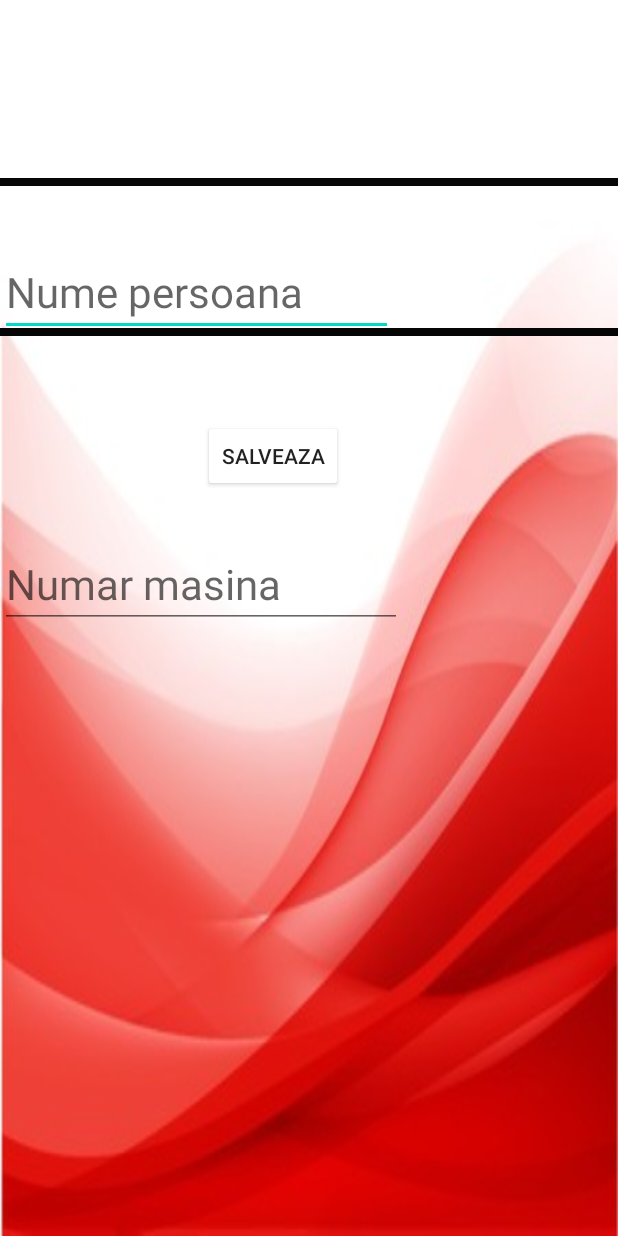
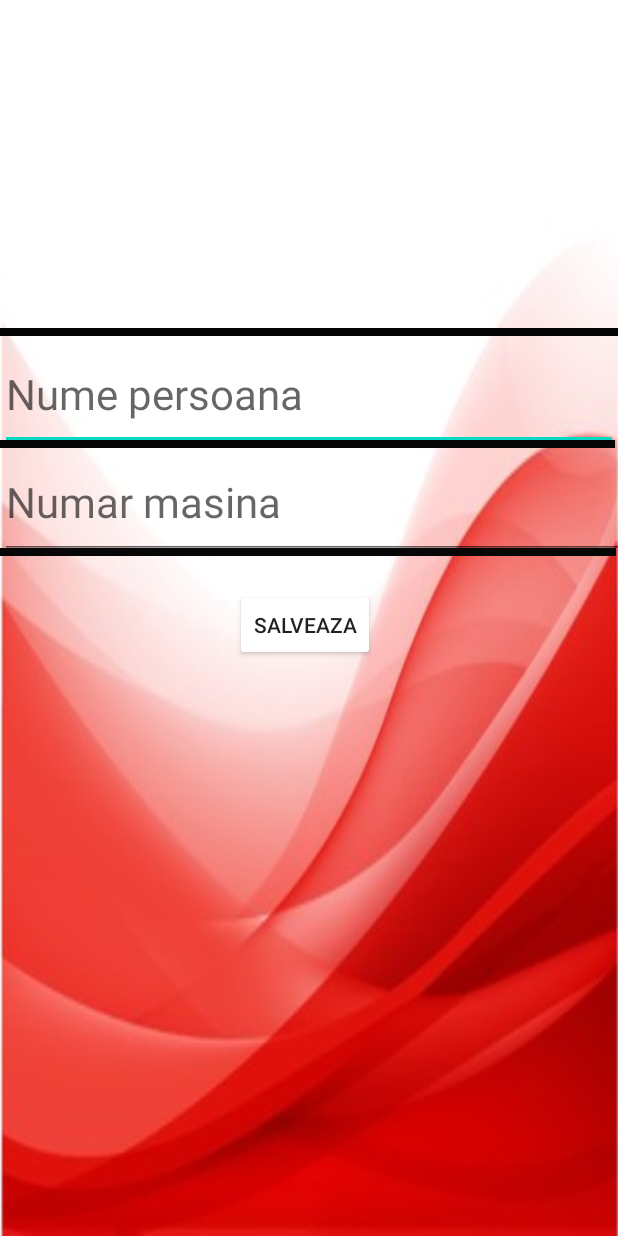
Before and after one commit to Elenaadochitei/BarieraAndroid, an Android app: the CancelPerson screen opened directly, with no data from a screen before it, on a phone screen of 412 x 824 dp. Run offline under Robolectric (Android 15) with nearby library versions, the phone set to English and light mode, and no system bars.

Commit message:
BarieraAndroid

```diff
--- a/app/src/main/java/com/example/myapplication/CancelPerson.java
+++ b/app/src/main/java/com/example/myapplication/CancelPerson.java
@@ -57,7 +57,7 @@ public class CancelPerson extends AppCompatActivity {
                 saveData();
             }
         });
-        loadFromAndroidLocalDataBase();
+   //     loadFromAndroidLocalDataBase();
     }
 
     public void saveData() {
@@ -82,15 +82,15 @@ public class CancelPerson extends AppCompatActivity {
         }
         Toast.makeText(this, "Data saved", Toast.LENGTH_SHORT).show();
     }
-
-    public void loadFromAndroidLocalDataBase() {
-        SharedPreferences sharedPreferences = getSharedPreferences(SHARED_PREFS1, MODE_PRIVATE);
-        Set<String> add_person_register_plate = sharedPreferences.getStringSet("add_person_register_plate", new HashSet<>());
-        String nr_masina = (String) add_person_register_plate.toArray()[0];
-        String nume = (String) add_person_register_plate.toArray()[1];
-        userName.setText(nume);
-        plate_register.setText(nr_masina);
-    }
+//
+//    public void loadFromAndroidLocalDataBase() {
+//        SharedPreferences sharedPreferences = getSharedPreferences(SHARED_PREFS1, MODE_PRIVATE);
+//        Set<String> add_person_register_plate = sharedPreferences.getStringSet("add_person_register_plate", new HashSet<>());
+//        String nr_masina = (String) add_person_register_plate.toArray()[0];
+//        String nume = (String) add_person_register_plate.toArray()[1];
+//        userName.setText(nume);
+//        plate_register.setText(nr_masina);
+//    }
 
     private void deleteNumeNrMasina() throws Exception {
 
--- a/app/src/main/res/layout/activity_cancel_person.xml
+++ b/app/src/main/res/layout/activity_cancel_person.xml
@@ -19,13 +19,24 @@
         tools:layout_editor_absoluteY="16dp" />
 
     <View
+        android:id="@+id/view4"
+        android:layout_width="match_parent"
+        android:layout_height="5dp"
+        android:layout_alignParentEnd="true"
+        android:layout_alignParentBottom="true"
+        android:layout_marginEnd="1dp"
+        android:layout_marginBottom="453dp"
+        android:background="#070707"
+        tools:ignore="MissingConstraints" />
+
+    <View
         android:id="@+id/view"
         android:layout_width="match_parent"
         android:layout_height="5dp"
         android:layout_alignParentEnd="true"
         android:layout_alignParentBottom="true"
-        android:layout_marginEnd="0dp"
-        android:layout_marginBottom="700dp"
+        android:layout_marginEnd="2dp"
+        android:layout_marginBottom="525dp"
         android:background="#070707"
         tools:ignore="MissingConstraints" />
 
@@ -44,25 +55,24 @@
 
     <EditText
         android:id="@+id/plateRegister"
-        android:layout_width="fill_parent"
-        android:layout_height="wrap_content"
+        android:layout_width="match_parent"
+        android:layout_height="74dp"
         android:layout_alignParentEnd="true"
         android:layout_alignParentBottom="true"
-        android:layout_centerInParent="true"
-        android:layout_marginEnd="150dp"
-        android:layout_marginBottom="600dp"
+        android:layout_centerHorizontal="true"
+        android:layout_marginEnd="0dp"
+        android:layout_marginBottom="524dp"
         android:hint="Nume persoana"
         android:textSize="28dp" />
 
-
     <EditText
         android:id="@+id/simpleEditText1"
-        android:layout_width="fill_parent"
-        android:layout_height="wrap_content"
+        android:layout_width="match_parent"
+        android:layout_height="75dp"
         android:layout_alignParentEnd="true"
         android:layout_alignParentBottom="true"
-        android:layout_marginEnd="144dp"
-        android:layout_marginBottom="405dp"
+        android:layout_marginEnd="-4dp"
+        android:layout_marginBottom="451dp"
         android:hint="Numar masina"
         android:textSize="28sp" />
 
@@ -74,8 +84,8 @@
         android:layout_alignParentBottom="true"
         android:layout_marginStart="@android:dimen/notification_large_icon_height"
         android:layout_marginTop="@android:dimen/notification_large_icon_height"
-        android:layout_marginEnd="183dp"
-        android:layout_marginBottom="496dp"
+        android:layout_marginEnd="162dp"
+        android:layout_marginBottom="383dp"
         android:backgroundTint="@android:color/primary_text_dark_nodisable"
         android:text="Salveaza" />
 
```
Also changed, not shown: app/src/main/res/layout/activity_my_account.xml (+20 -20 lines), app/src/main/java/com/example/myapplication/MyAccount.java (line endings or trailing spaces).
